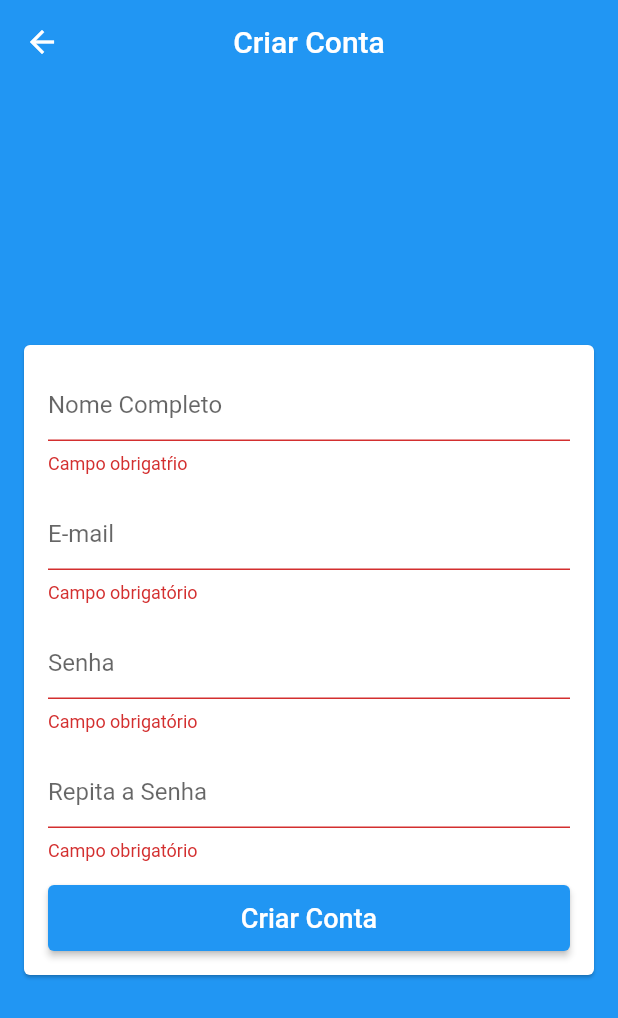
After one commit to ClaudioSilva2020/app_bemestarcem, a Flutter app: the SignUpScreen screen opened by its route, after a tap on "Criar Conta", on a phone screen of 412 x 824 dp. The commit adds this screen. Shown: the top 1018 px of the screen. Run offline on Flutter 3.47's test engine with Material 2 defaults, Android fonts, the phone set to English and light mode, and no system bars; our stand-ins replace cloud_firestore, firebase_auth, firebase_core; accounts and stored records are empty.

Commit message:
Created signup screen, performed vilidate of data.

```diff
--- a/lib/main.dart
+++ b/lib/main.dart
@@ -1,5 +1,6 @@
 import 'package:bemestarcem/models/user_manager.dart';
 import 'package:bemestarcem/screens/base/base_screen.dart';
+import 'package:bemestarcem/screens/signup/signup_screen.dart';
 import 'package:cloud_firestore/cloud_firestore.dart';
 import 'package:firebase_core/firebase_core.dart';
 import 'package:flutter/material.dart';
@@ -18,6 +19,7 @@ Future <void> main() async {
 class MyApp extends StatelessWidget {
 
   final Future<FirebaseApp> _initialization = Firebase.initializeApp();
+
   @override
   Widget build(BuildContext context) {
     return ChangeNotifierProvider(
@@ -33,7 +35,21 @@ class MyApp extends StatelessWidget {
           ),
           visualDensity: VisualDensity.adaptivePlatformDensity,
         ),
-        home: BaseScreen(),
+        initialRoute: '/base',
+        onGenerateRoute: (settings){
+          switch(settings.name){
+            case '/signup':
+              return MaterialPageRoute(
+                  builder: (_) => SignUpScreen()
+              );
+            case '/base':
+            default:
+              return MaterialPageRoute(
+                  builder: (_) => BaseScreen()
+              );
+          }
+        },
+
       ),
     );
   }
--- a/lib/models/user.dart
+++ b/lib/models/user.dart
@@ -1,7 +1,10 @@
 class AppUser{
 
-  AppUser({required this.email,required this.password});
+  AppUser({ this.email = 'dev@bemestar.com', this.password = 'pass', this.confirmPassword = 'pass', this.name = "name"});
 
   String email;
   String password;
+  String name;
+
+  String confirmPassword;
 }
--- /dev/null
+++ b/lib/screens/signup/signup_screen.dart
@@ -0,0 +1,139 @@
+import 'package:bemestarcem/helpers/validators.dart';
+import 'package:bemestarcem/models/user.dart';
+import 'package:bemestarcem/models/user_manager.dart';
+import 'package:firebase_auth/firebase_auth.dart';
+import 'package:flutter/material.dart';
+import 'package:provider/provider.dart';
+
+class SignUpScreen extends StatelessWidget {
+
+  final  GlobalKey<FormState>  formkey = GlobalKey<FormState>();
+  final GlobalKey<ScaffoldState> scaffoldkey = GlobalKey<ScaffoldState>();
+  final AppUser user = AppUser();
+
+  @override
+  Widget build(BuildContext context) {
+    return Scaffold(
+      key: scaffoldkey,
+      appBar: AppBar(
+        title: const Text('Criar Conta'),
+        centerTitle: true,
+      ),
+      body: Center(
+        child: Card(
+          margin: const EdgeInsets.symmetric(horizontal: 16),
+          child: Form(
+            key: formkey,
+            child: ListView(
+              padding: const EdgeInsets.all(16),
+              shrinkWrap: true,
+              children: <Widget> [
+                TextFormField(
+                  decoration: const InputDecoration(hintText: 'Nome Completo'),
+                  validator: (name){
+                    if(name!.isEmpty)
+                      return 'Campo obrigatŕio';
+                    else if(name.trim().split(' ').length <= 1)
+                      return 'Preencha seu nome completo';
+                    return null;
+                  },
+                  onSaved: (name) => user.name = name!,
+                ),
+                const SizedBox(height: 16,),
+                TextFormField(
+                  decoration: const InputDecoration(hintText: 'E-mail'),
+                  keyboardType: TextInputType.emailAddress,
+                  validator: (email){
+                    if(email!.isEmpty)
+                      return 'Campo obrigatório';
+                    else if(!emailValid(email))
+                      return 'E-mail inválido';
+                    return null;
+                  },
+                  onSaved: (email) => user.email = email!,
+                ),
+                const SizedBox(height: 16,),
+                TextFormField(
+                  decoration: const InputDecoration(hintText: 'Senha'),
+                  obscureText: true,
+                  validator: (pass){
+                    if(pass!.isEmpty)
+                      return 'Campo obrigatório';
+                    else if(pass.length < 6)
+                      return 'Senha muito curta';
+                    return null;
+                  },
+                  onSaved: (pass) => user.password = pass!,
+                ),
+                const SizedBox(height: 16,),
+                TextFormField(
+                  decoration: const InputDecoration(hintText: 'Repita a Senha'),
+                  obscureText: true,
+                  validator: (pass){
+                    if(pass!.isEmpty)
+                      return 'Campo obrigatório';
+                    else if(pass.length < 6)
+                      return 'Senha muito curta';
+                    return null;
+                  },
+                  onSaved: (confirmpass) => user.confirmPassword = confirmpass!,
+                ),
+                const SizedBox(height: 16,),
+                SizedBox(
+                  height: 44,
+                  child: ElevatedButton(
+                    onPressed: () {
+                      if (formkey.currentState!.validate()){
+                        formkey.currentState!.save();
+
+                        if(user.password != user.confirmPassword){
+                          scaffoldkey.currentState!.showSnackBar(
+                              SnackBar(
+                                content: const Text('Senhas não conincidem'),
+                                backgroundColor: Colors.red,
+                              )
+                          );
+                          debugPrint(user.password);
+                          debugPrint("  /n");
+                          debugPrint(user.confirmPassword);
+                          return;
+                        }
+                        context.read<UserManager>().signUp(
+                          user: user,
+                          onSucess: (){
+                            debugPrint('Sucesso');
+                            // TODO: POP
+                            scaffoldkey.currentState!.showSnackBar(
+                                SnackBar(
+                                  content: const Text('Usuário Cadastrado'),
+                                  backgroundColor: Colors.green,
+                                )
+                            );
+                          },
+                          onFail: (e){
+                            scaffoldkey.currentState!.showSnackBar(
+                                SnackBar(
+                                  content: Text('Falha ao Cadastrar: $e'),
+                                  backgroundColor: Colors.red,
+                                )
+                            );
+                          },
+                        );
+                      }
+                    },
+                    child: const Text(
+                      'Criar Conta',
+                      style: TextStyle(
+                          fontSize: 18
+                      ),
+                    ),
+                  ),
+                ),
+              ],
+            ),
+          ),
+        ),
+      ),
+    );
+  }
+}
```
Also changed, not shown: lib/models/user_manager.dart (+17 -0 lines), lib/screens/login/login_screen.dart (+15 -0 lines), lib/screens/signup/signuo_scresn.dart (deleted).
